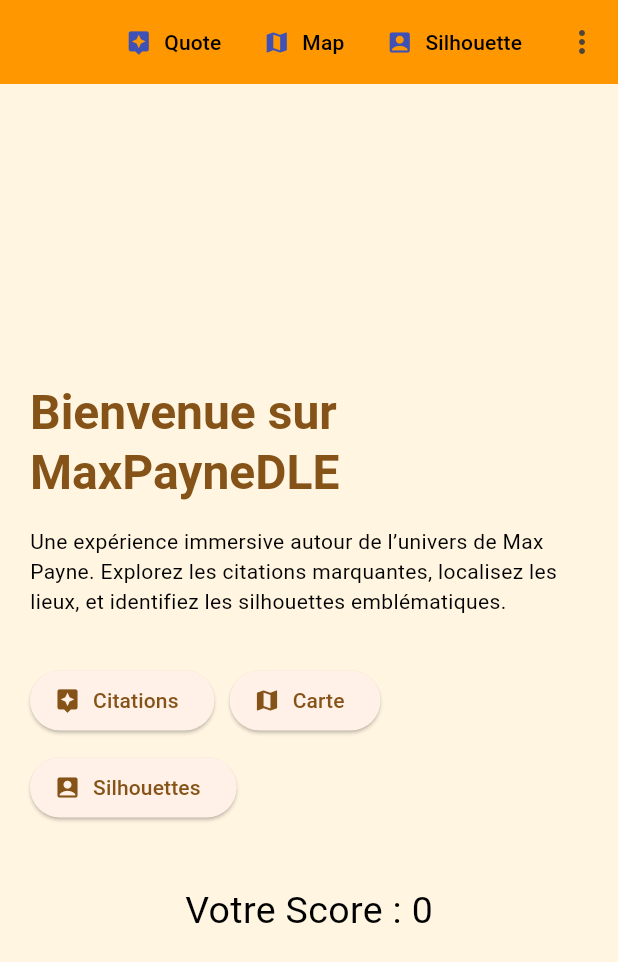
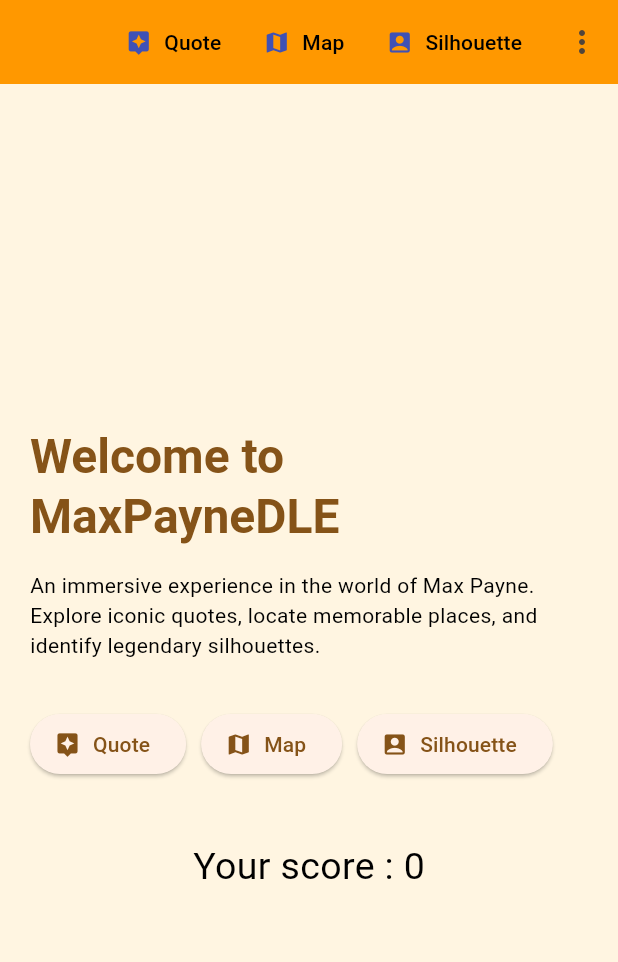
Before and after one commit to ClementReverbel/MaxPayne-DLE, a Flutter app: the screen it shows after launch, on a phone screen of 412 x 824 dp. Shown: the top 962 px of the screen. Run offline on Flutter 3.47's test engine with Material 3 defaults, Android fonts, the light colour scheme and no system bars; our stand-ins replace sqflite; accounts and stored records are empty; generated files the repository leaves out were written again.

Commit message:
traduction finie

```diff
--- a/lib/elements/AutoCompleteCharacter.dart
+++ b/lib/elements/AutoCompleteCharacter.dart
@@ -2,6 +2,7 @@
 //Il est crée dans une autre classe pour rentre le code propre et réfactorisé
 import 'package:flutter/cupertino.dart';
 import 'package:flutter/material.dart';
+import 'package:flutter_gen/gen_l10n/app_localizations.dart';
 
 class AutoCompleteCharacter extends StatefulWidget {
   final Function(String) onCharacterSelected;
@@ -46,7 +47,7 @@
             onEditingComplete: onEditingComplete,
             style: const TextStyle(fontSize: 16),
             decoration: InputDecoration(
-              hintText: 'Entrez un personnage',
+              hintText: AppLocalizations.of(context)!.placeholder_auto,
               contentPadding: const EdgeInsets.symmetric(
                 horizontal: 12,
                 vertical: 10,
--- a/lib/l10n/app_en.arb
+++ b/lib/l10n/app_en.arb
@@ -1,22 +1,91 @@
 {
   "titre_accueil": "Home",
-  "@Accueil" :{
-    "description":"Title of the home page"
+  "@titre_accueil": {
+    "description": "Title of the home page"
+  },
+
+  "infos_accueil": "Some infos",
+  "@infos_accueil": {
+    "description": "General information about the game Max Payne"
+  },
+
+  "citation": "Quote",
+  "@citation": {
+    "description": "Link to the quote page"
+  },
+
+  "carte": "Map",
+  "@carte": {
+    "description": "Link to the game map"
+  },
+
+  "silhouette": "Silhouette",
+  "@silhouette": {
+    "description": "Link to the silhouette page"
+  },
+
+  "mode_jeu": "Game mode: {mode}",
+  "@mode_jeu": {
+    "description": "Game mode label depending on whether the silhouette is shown",
+    "placeholders": {
+      "mode": {
+          "type": "Object"
+        }
+    }
+  },
+
+  "gagne": "You won! The character was {name}",
+  "@gagne": {
+    "description": "Message displayed when the user guessed correctly",
+    "placeholders": {
+      "name": {
+          "type": "Object"
+        }
+    }
+  },
+
+  "perdu": "That's not the right character. Try again!",
+  "@perdu": {
+    "description": "Message when the answer is incorrect"
+  },
+
+  "retirer": "Undo",
+  "@retirer": {
+    "description": "Text of the button to cancel an action"
+  },
+
+  "valider": "Validate",
+  "@valider": {
+    "description": "Text for the validation button"
+  },
+
+  "silhouette_mode_on": "Silhouette",
+  "silhouette_mode_off": "Without silhouette",
+
+  "gagne_map": "You won! The map was {name}",
+    "@gagne_map": {
+      "description": "Message displayed when the user guessed correctly",
+      "placeholders": {
+        "name": {
+            "type": "Object"
+          }
+      }
     },
-  "infos_accueil" : "Some infos",
-  "@Infos" :{
-    "description":"General informations about the game Max Payne"
-    },
-  "citation": "Quote",
-  "@citation" :{
-    "description":"General informations about the game Max Payne"
-  },
-  "carte" : "Map",
-  "@carte" :{
-    "description":"General informations about the game Max Payne"
-  },
-  "silhouette" : "Silhouette",
-  "@silhouette" :{
-    "description":"General informations about the game Max Payne"
-  }
+
+    "perdu_map": "That's not the right map. Try again!",
+    "@perdu_map": {
+      "description": "Message when the answer is incorrect"
+    }
+    ,
+    "placeholder_auto":"Enter a character",
+        "@placeholder_auto":{
+            "description": "Textfield placeholder of the app"
+        },
+
+    "bienvenue":"Welcome to MaxPayneDLE",
+    "presentation":"An immersive experience in the world of Max Payne. Explore iconic quotes, locate memorable places, and identify legendary silhouettes.",
+    "score":"Your score : {score}",
+
+    "apropos":"About",
+    "aproposdesc":"An app paying tribute to Max Payne, blending quotes, silhouettes, and exploration. Developed with Flutter as part of a university project. Created by Zyad REYNIER and Clément REVERBEL."
 }
--- a/lib/pages/accueil.dart
+++ b/lib/pages/accueil.dart
@@ -44,7 +44,7 @@
             crossAxisAlignment: CrossAxisAlignment.start,
             children: [
               Text(
-                'Bienvenue sur MaxPayneDLE',
+              AppLocalizations.of(context)!.bienvenue,
                 style: Theme.of(context).textTheme.headlineLarge?.copyWith(
                   fontWeight: FontWeight.bold,
                   color: Theme.of(context).colorScheme.primary,
@@ -52,9 +52,7 @@
               ),
               const SizedBox(height: 16),
               Text(
-                'Une expérience immersive autour de l’univers de Max Payne. '
-                'Explorez les citations marquantes, localisez les lieux, '
-                'et identifiez les silhouettes emblématiques.',
+                AppLocalizations.of(context)!.presentation,
               ),
               const SizedBox(height: 32),
               Wrap(
@@ -63,17 +61,17 @@
                 children: [
                   ElevatedButton.icon(
                     icon: const Icon(Icons.assistant),
-                    label: const Text('Citations'),
+                    label: Text(AppLocalizations.of(context)!.citation),
                     onPressed: () => Navigator.pushNamed(context, '/citation'),
                   ),
                   ElevatedButton.icon(
                     icon: const Icon(Icons.map),
-                    label: const Text('Carte'),
+                    label: Text(AppLocalizations.of(context)!.carte,),
                     onPressed: () => Navigator.pushNamed(context, '/map'),
                   ),
                   ElevatedButton.icon(
                     icon: const Icon(Icons.account_box),
-                    label: const Text('Silhouettes'),
+                    label: Text(AppLocalizations.of(context)!.silhouette,),
                     onPressed:
                         () => Navigator.pushNamed(context, '/silhouette'),
                   ),
@@ -82,7 +80,7 @@
               const SizedBox(height: 40),
               Center(child:  Consumer<ScoreProvider>(
                 builder: (context,provider,child) {
-                  return Text("Votre Score : ${provider.score}", style: TextStyle(fontSize: 25),);
+                  return Text(AppLocalizations.of(context)!.score(provider.score), style: TextStyle(fontSize: 25),);
                 },
               ))
             ],
```
Also changed, not shown: lib/elements/boutonsMenu.dart (+4 -4 lines), lib/l10n/app_fr.arb (+86 -17 lines), lib/pages/citation.dart (+6 -7 lines), lib/pages/map.dart (+5 -5 lines), lib/pages/silhouette.dart (+12 -17 lines).
